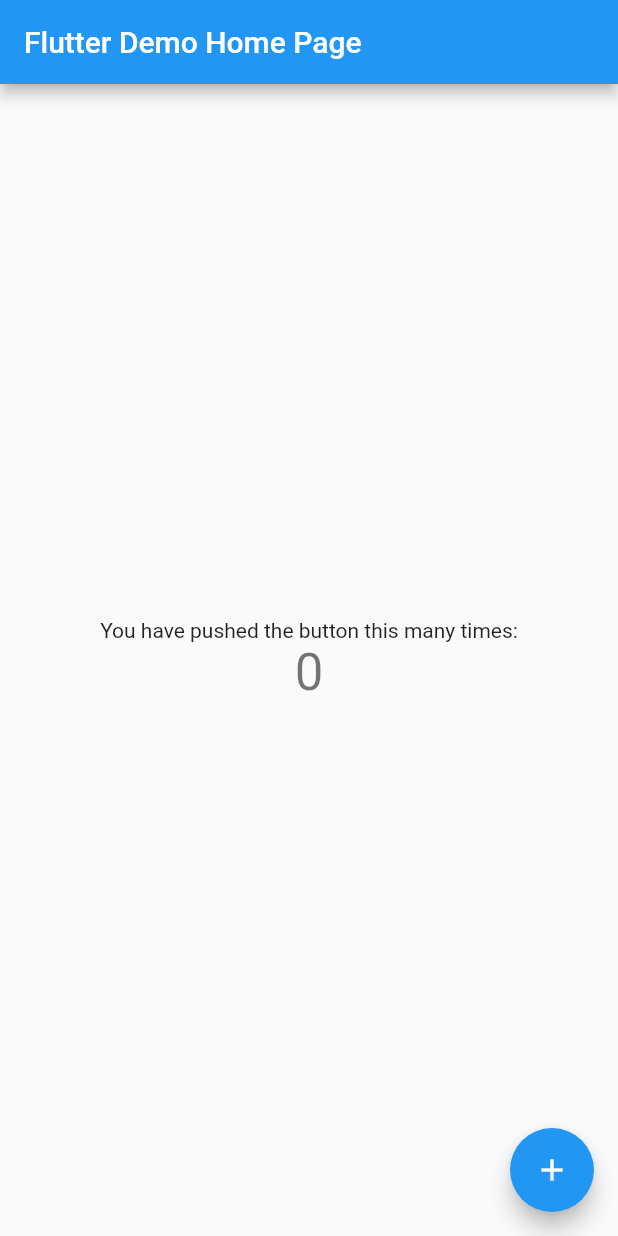
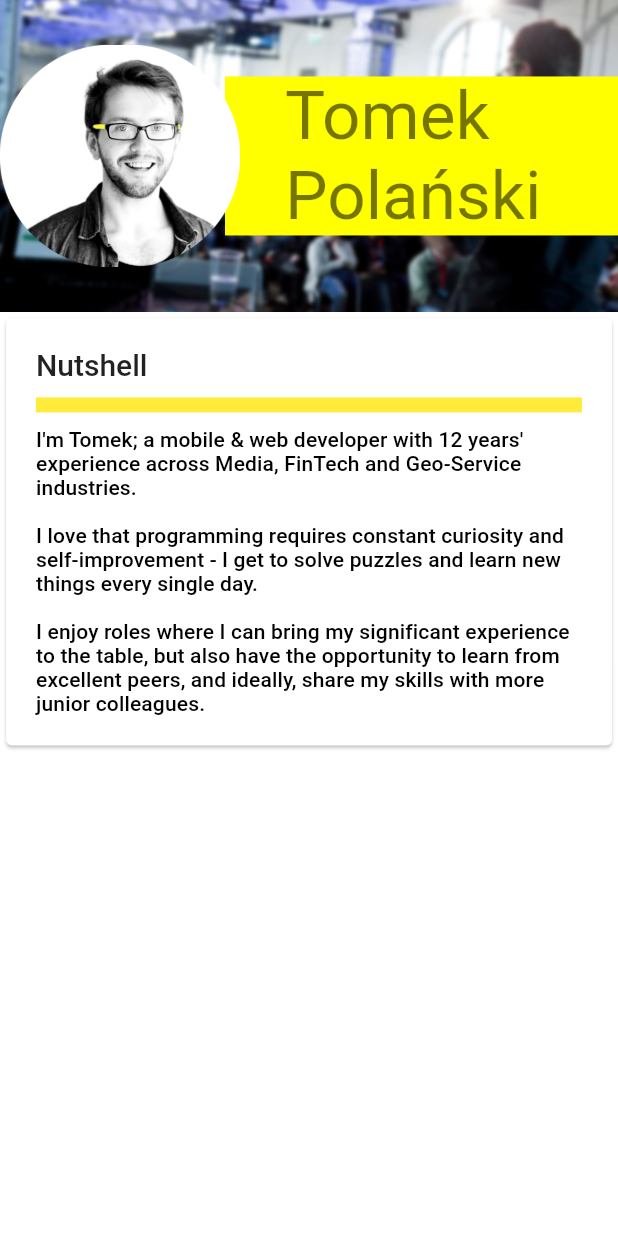
Before and after one commit to tomaszpolanski/profile, a Flutter app: the screen it shows after launch, on a phone screen of 412 x 824 dp. Run offline on Flutter 3.47's test engine with Material 2 defaults, Android fonts, the phone set to English and light mode, and no system bars.

Commit message:
Initial work

```diff
--- a/lib/main.dart
+++ b/lib/main.dart
@@ -1,115 +1,21 @@
 import 'package:flutter/foundation.dart';
 import 'package:flutter/material.dart';
+import 'package:profile/pages/profile_page.dart';
 
 void main() {
   debugDefaultTargetPlatformOverride = TargetPlatform.fuchsia;
-  runApp(MyApp());
+  runApp(App());
 }
 
-class MyApp extends StatelessWidget {
-  // This widget is the root of your application.
+class App extends StatelessWidget {
   @override
   Widget build(BuildContext context) {
     return MaterialApp(
-      title: 'Flutter Demo',
+      title: 'Tomek',
       theme: ThemeData(
-        // This is the theme of your application.
-        //
-        // Try running your application with "flutter run". You'll see the
-        // application has a blue toolbar. Then, without quitting the app, try
-        // changing the primarySwatch below to Colors.green and then invoke
-        // "hot reload" (press "r" in the console where you ran "flutter run",
-        // or simply save your changes to "hot reload" in a Flutter IDE).
-        // Notice that the counter didn't reset back to zero; the application
-        // is not restarted.
-        primarySwatch: Colors.blue,
+        primarySwatch: Colors.yellow,
       ),
-      home: MyHomePage(title: 'Flutter Demo Home Page'),
+      home: ProfilePage(),
     );
   }
 }
-
-class MyHomePage extends StatefulWidget {
-  MyHomePage({Key key, this.title}) : super(key: key);
-
-  // This widget is the home page of your application. It is stateful, meaning
-  // that it has a State object (defined below) that contains fields that affect
-  // how it looks.
-
-  // This class is the configuration for the state. It holds the values (in this
-  // case the title) provided by the parent (in this case the App widget) and
-  // used by the build method of the State. Fields in a Widget subclass are
-  // always marked "final".
-
-  final String title;
-
-  @override
-  _MyHomePageState createState() => _MyHomePageState();
-}
-
-class _MyHomePageState extends State<MyHomePage> {
-  int _counter = 0;
-
-  void _incrementCounter() {
-    setState(() {
-      // This call to setState tells the Flutter framework that something has
-      // changed in this State, which causes it to rerun the build method below
-      // so that the display can reflect the updated values. If we changed
-      // _counter without calling setState(), then the build method would not be
-      // called again, and so nothing would appear to happen.
-      _counter++;
-    });
-  }
-
-  @override
-  Widget build(BuildContext context) {
-    // This method is rerun every time setState is called, for instance as done
-    // by the _incrementCounter method above.
-    //
-    // The Flutter framework has been optimized to make rerunning build methods
-    // fast, so that you can just rebuild anything that needs updating rather
-    // than having to individually change instances of widgets.
-    return Scaffold(
-      appBar: AppBar(
-        // Here we take the value from the MyHomePage object that was created by
-        // the App.build method, and use it to set our appbar title.
-        title: Text(widget.title),
-      ),
-      body: Center(
-        // Center is a layout widget. It takes a single child and positions it
-        // in the middle of the parent.
-        child: Column(
-          // Column is also layout widget. It takes a list of children and
-          // arranges them vertically. By default, it sizes itself to fit its
-          // children horizontally, and tries to be as tall as its parent.
-          //
-          // Invoke "debug painting" (press "p" in the console, choose the
-          // "Toggle Debug Paint" action from the Flutter Inspector in Android
-          // Studio, or the "Toggle Debug Paint" command in Visual Studio Code)
-          // to see the wireframe for each widget.
-          //
-          // Column has various properties to control how it sizes itself and
-          // how it positions its children. Here we use mainAxisAlignment to
-          // center the children vertically; the main axis here is the vertical
-          // axis because Columns are vertical (the cross axis would be
-          // horizontal).
-          mainAxisAlignment: MainAxisAlignment.center,
-          children: <Widget>[
-            Text(
-              'You have pushed the button this many times:',
-            ),
-            Text(
-              '$_counter',
-              style: Theme.of(context).textTheme.display1,
-            ),
-          ],
-        ),
-      ),
-      floatingActionButton: FloatingActionButton(
-        onPressed: _incrementCounter,
-        tooltip: 'Increment',
-        child: Icon(Icons.add),
-      ), // This trailing comma makes auto-formatting nicer for build methods.
-    );
-  }
-}
--- /dev/null
+++ b/lib/pages/profile_page.dart
@@ -0,0 +1,102 @@
+import 'package:flutter/cupertino.dart';
+import 'package:flutter/material.dart';
+
+class ProfilePage extends StatelessWidget {
+  @override
+  Widget build(BuildContext context) {
+    return Material(
+      color: Colors.white,
+      child: Column(
+        children: <Widget>[
+          Container(
+            decoration: BoxDecoration(
+              image: DecorationImage(
+                image: AssetImage(
+                  'images/droidcon.jpg',
+                ),
+                fit: BoxFit.fitWidth,
+              ),
+            ),
+            child: Padding(
+              padding: const EdgeInsets.symmetric(vertical: 30),
+              child: Center(child: _ProfileImage()),
+            ),
+          ),
+          _Card(
+            title: Text('Nutshell'),
+            child: Text(
+                '''I'm Tomek; a mobile & web developer with 12 years' experience across Media, FinTech and Geo-Service industries.
+
+I love that programming requires constant curiosity and self-improvement - I get to solve puzzles and learn new things every single day.
+
+I enjoy roles where I can bring my significant experience to the table, but also have the opportunity to learn from excellent peers, and ideally, share my skills with more junior colleagues.'''),
+          )
+        ],
+      ),
+    );
+  }
+}
+
+class _ProfileImage extends StatelessWidget {
+  @override
+  Widget build(BuildContext context) {
+    return Stack(
+      alignment: Alignment.centerLeft,
+      children: <Widget>[
+        Container(
+          color: Colors.yellowAccent,
+          padding: EdgeInsets.symmetric(horizontal: 40),
+          margin: EdgeInsets.only(left: 150),
+          child: Text(
+            'Tomek Polański',
+            style: Theme.of(context).textTheme.display2,
+          ),
+        ),
+        Image.asset(
+          'images/tomek_round.png',
+          width: 160,
+        ),
+      ],
+    );
+  }
+}
+
+class _Card extends StatelessWidget {
+  const _Card({
+    Key key,
+    this.title,
+    this.child,
+  }) : super(key: key);
+
+  final Widget title;
+  final Widget child;
+
+  @override
+  Widget build(BuildContext context) {
+    return Card(
+      child: Padding(
+        padding: const EdgeInsets.all(20.0),
+        child: Column(
+          crossAxisAlignment: CrossAxisAlignment.start,
+          children: <Widget>[
+            DefaultTextStyle(
+              style: Theme.of(context).textTheme.title,
+              child: title,
+            ),
+            SizedBox(height: 10),
+            Container(
+              width: double.infinity,
+              height: 10,
+              color: Theme.of(context).accentColor,
+            ),
+            SizedBox(height: 10),
+            DefaultTextStyle(
+              style: Theme.of(context).textTheme.subtitle,
+              child: child,
+            ),
+          ],
+        ),
+      ),
+    );
+  }
+}
```
Also changed, not shown: pubspec.yaml (+3 -25 lines), images/droidcon.jpg (added), images/tomek.png (added), images/tomek_round.png (added), pubspec.lock, 1 other file.
